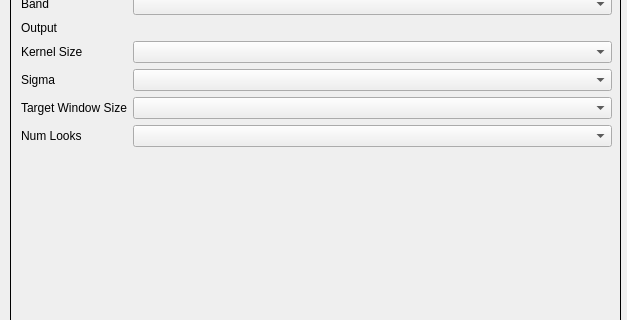
The window that lee_sigma_filter/lee_sigma_filter_dialog_base.ui (AUGSignals/qgis-plugins) describes before a commit, drawn with Qt 5; both pictures show x 0 to 627 and y 96 to 416 of the 627 by 514 pixel window.
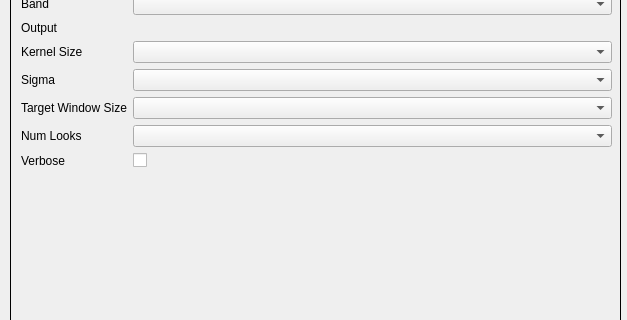
The same window after the commit. Custom widgets are drawn as their Qt base class.

Commit message: Added verbose checkbox to all speckle filters

```diff
--- a/lee_sigma_filter/lee_sigma_filter_dialog_base.ui
+++ b/lee_sigma_filter/lee_sigma_filter_dialog_base.ui
@@ -152,6 +152,20 @@
         </property>
        </widget>
       </item>
+      <item row="7" column="0">
+       <widget class="QLabel" name="label_2">
+        <property name="text">
+         <string>Verbose</string>
+        </property>
+       </widget>
+      </item>
+      <item row="7" column="1">
+       <widget class="QCheckBox" name="verboseCheckBox">
+        <property name="text">
+         <string/>
+        </property>
+       </widget>
+      </item>
      </layout>
     </widget>
    </widget>
```
The commit also changes 5 other files.
